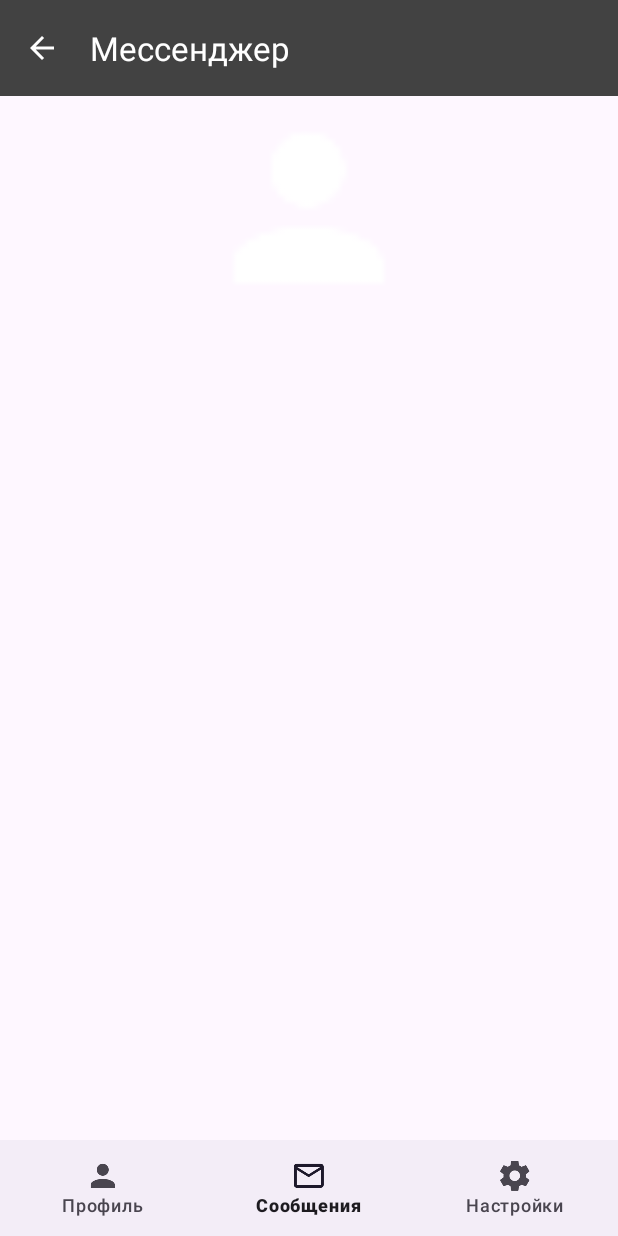
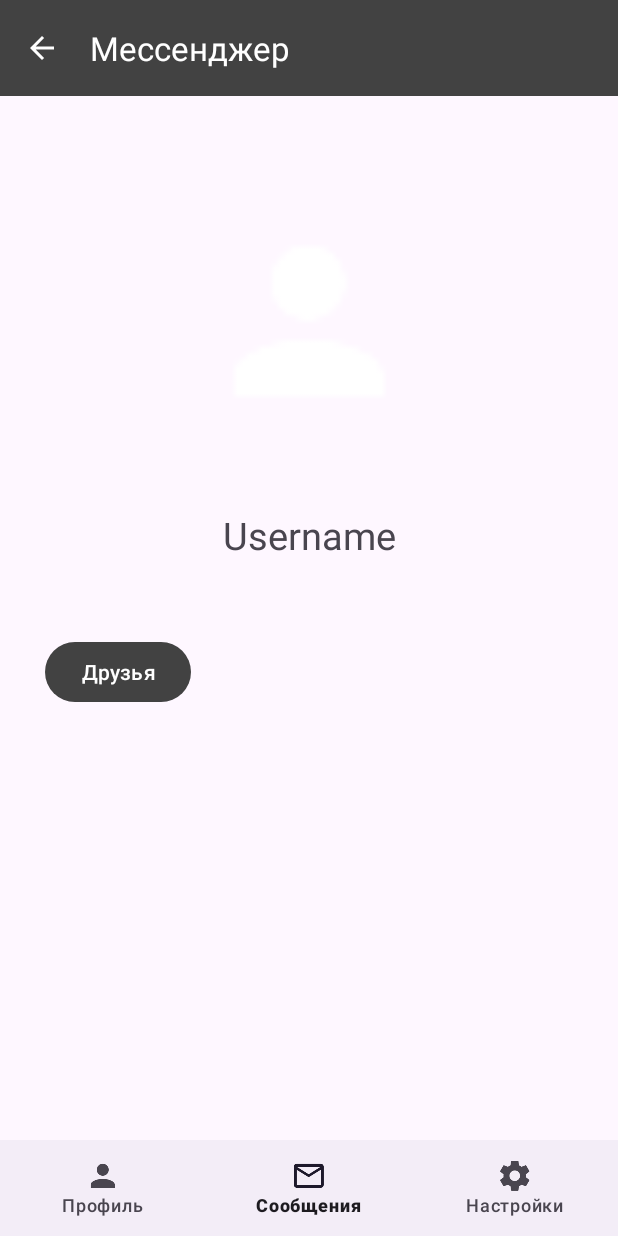
Before and after one commit to newrav1k/Messenger-old-version, an Android app: the fragment ProfileFragment placed in its activity, on a phone screen of 412 x 824 dp. Run offline under Robolectric (Android 15) with nearby library versions, the phone set to English and light mode, and no system bars; our stand-ins replace CircleImageView.

Commit message:
Messenger_profile_fragment_update Messenger_friends_fragment_add

```diff
--- a/app/src/main/java/com/mirea/kt/ribo/MessengerActivity.java
+++ b/app/src/main/java/com/mirea/kt/ribo/MessengerActivity.java
@@ -11,6 +11,7 @@ import androidx.appcompat.app.ActionBar;
 import androidx.appcompat.app.AppCompatActivity;
 import androidx.appcompat.widget.Toolbar;
 import androidx.fragment.app.Fragment;
+import androidx.fragment.app.FragmentTransaction;
 
 import com.mirea.kt.ribo.bottom_navigation.messenger.MessengerFragment;
 import com.mirea.kt.ribo.bottom_navigation.profile.ProfileFragment;
--- a/app/src/main/java/com/mirea/kt/ribo/bottom_navigation/profile/ProfileFragment.java
+++ b/app/src/main/java/com/mirea/kt/ribo/bottom_navigation/profile/ProfileFragment.java
@@ -1,5 +1,6 @@
 package com.mirea.kt.ribo.bottom_navigation.profile;
 
+import android.content.Intent;
 import android.os.Bundle;
 import android.view.LayoutInflater;
 import android.view.View;
@@ -10,18 +11,25 @@ import androidx.annotation.Nullable;
 import androidx.fragment.app.Fragment;
 
 import com.mirea.kt.ribo.R;
+import com.mirea.kt.ribo.bottom_navigation.messenger.MessengerFragment;
+
+import com.mirea.kt.ribo.bottom_navigation.profile.friends.FriendsFragment;
 import com.mirea.kt.ribo.databinding.FragmentMessengerBinding;
 import com.mirea.kt.ribo.databinding.FragmentProfileBinding;
 
 public class ProfileFragment extends Fragment {
 
+
     private FragmentProfileBinding binding;
+
 
     @Nullable
     @Override
     public View onCreateView(@NonNull LayoutInflater inflater, @Nullable ViewGroup container, @Nullable Bundle savedInstanceState) {
         binding = FragmentProfileBinding.inflate(inflater, container, false);
-
+        binding.friendsButton.setOnClickListener(v -> {
+            getActivity().getSupportFragmentManager().beginTransaction().replace(R.id.fragment_container, new FriendsFragment()).commit();
+        });
         return binding.getRoot();
     }
 }
--- a/app/src/main/res/layout/fragment_profile.xml
+++ b/app/src/main/res/layout/fragment_profile.xml
@@ -3,17 +3,44 @@
     xmlns:tools="http://schemas.android.com/tools"
     android:layout_width="match_parent"
     android:layout_height="match_parent"
+    xmlns:app="http://schemas.android.com/apk/res-auto"
     tools:context="bottom_navigation.profile.ProfileFragment">
 
-    <RelativeLayout
-        android:layout_width="wrap_content"
+    <androidx.constraintlayout.widget.ConstraintLayout
+        android:layout_width="match_parent"
         android:layout_height="match_parent" >
 
-        <ImageView
-            android:layout_width="match_parent"
+        <de.hdodenhof.circleimageview.CircleImageView
+            android:id="@+id/person_image"
+            android:layout_width="150dp"
             android:layout_height="150sp"
-            android:src="@drawable/ic_action_person"/>
+            android:src="@drawable/ic_action_person"
+            app:civ_circle_background_color="@color/black"
+            app:layout_constraintStart_toStartOf="parent"
+            app:layout_constraintEnd_toEndOf="parent"
+            app:layout_constraintTop_toTopOf="parent"
+            android:layout_marginTop="75dp"/>
+        <TextView
+            android:id="@+id/username"
+            android:layout_width="wrap_content"
+            android:layout_height="wrap_content"
+            android:text="Username"
+            android:textSize="25dp"
+            app:layout_constraintTop_toBottomOf="@id/person_image"
+            app:layout_constraintEnd_toEndOf="parent"
+            app:layout_constraintStart_toStartOf="parent"
+            android:layout_marginTop="50dp"/>
 
-    </RelativeLayout>
+        <Button
+            android:id="@+id/friends_button"
+            android:layout_width="wrap_content"
+            android:layout_height="wrap_content"
+            android:text="Друзья"
+            app:layout_constraintStart_toStartOf="parent"
+            app:layout_constraintTop_toBottomOf="@id/username"
+            android:layout_marginStart="30dp"
+            android:layout_marginTop="50dp"/>
+
+    </androidx.constraintlayout.widget.ConstraintLayout>
 
 </LinearLayout>
```
Also changed, not shown: app/build.gradle (+8 -0 lines), app/src/main/java/com/mirea/kt/ribo/bottom_navigation/profile/friends/Friend.java (added, +38 -0 lines), app/src/main/java/com/mirea/kt/ribo/bottom_navigation/profile/friends/FriendAdapter.java (added, +97 -0 lines), app/src/main/java/com/mirea/kt/ribo/bottom_navigation/profile/friends/FriendsActivity.java (added, +61 -0 lines), app/src/main/java/com/mirea/kt/ribo/bottom_navigation/profile/friends/FriendsFragment.java (added, +81 -0 lines), app/src/main/res/layout/activity_friends.xml (added, +23 -0 lines), app/src/main/res/layout/fragment_friends.xml (added, +15 -0 lines), app/src/main/res/layout/item_friend.xml (added, +44 -0 lines).
